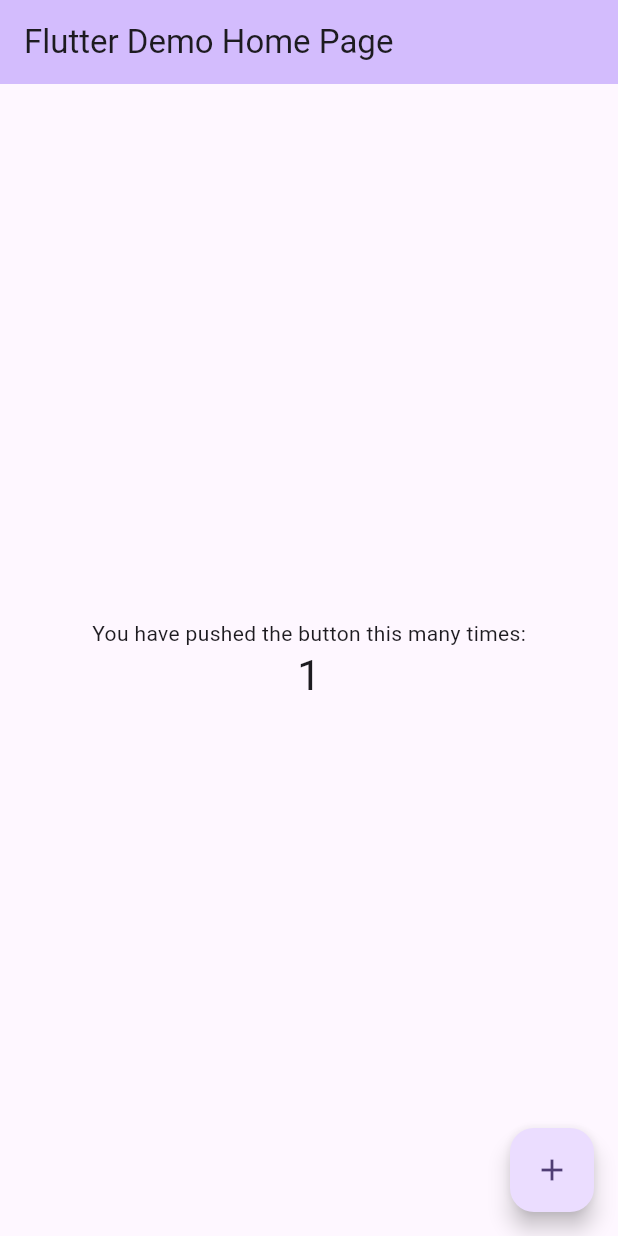
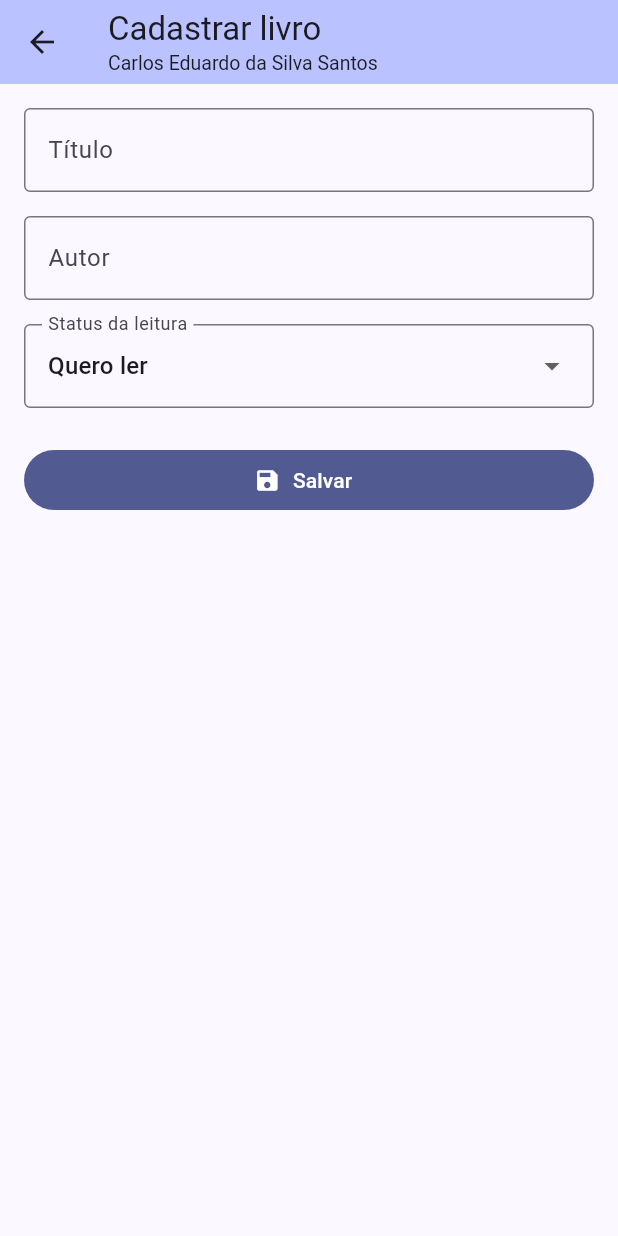
Before and after one commit to cardevv/App-Leituras, a Flutter app: the screen it shows after launch, after a tap on the "add" icon, on a phone screen of 412 x 824 dp. Run offline on Flutter 3.47's test engine with Material 3 defaults, Android fonts, the phone set to English and light mode, and no system bars.

Commit message:
Adiciona tela inicial com ListView e tela de cadastro com navegação
Lista de livros com StatefulWidget/setState, cadastro com TextField e DropdownButton de status, remoção de livros e SnackBars de confirmação.

```diff
--- a/lib/main.dart
+++ b/lib/main.dart
@@ -1,122 +1,26 @@
-import 'package:material_ui/material_ui.dart';
+// TP7 - App de Organização de Leituras
+// Integrante: Carlos Eduardo da Silva Santos
+
+import 'package:flutter/material.dart';
+
+import 'screens/home_screen.dart';
 
 void main() {
-  runApp(const MyApp());
+  runApp(const AppLeituras());
 }
 
-class MyApp extends StatelessWidget {
-  const MyApp({super.key});
+class AppLeituras extends StatelessWidget {
+  const AppLeituras({super.key});
 
-  // This widget is the root of your application.
   @override
   Widget build(BuildContext context) {
     return MaterialApp(
-      title: 'Flutter Demo',
+      title: 'Minhas Leituras',
+      debugShowCheckedModeBanner: false,
       theme: ThemeData(
-        // This is the theme of your application.
-        //
-        // TRY THIS: Try running your application with "flutter run". You'll see
-        // the application has a purple toolbar. Then, without quitting the app,
-        // try changing the seedColor in the colorScheme below to Colors.green
-        // and then invoke "hot reload" (save your changes or press the "hot
-        // reload" button in a Flutter-supported IDE, or press "r" if you used
-        // the command line to start the app).
-        //
-        // Notice that the counter didn't reset back to zero; the application
-        // state is not lost during the reload. To reset the state, use hot
-        // restart instead.
-        //
-        // This works for code too, not just values: Most code changes can be
-        // tested with just a hot reload.
-        colorScheme: .fromSeed(seedColor: Colors.deepPurple),
+        colorScheme: ColorScheme.fromSeed(seedColor: Colors.indigo),
       ),
-      home: const MyHomePage(title: 'Flutter Demo Home Page'),
+      home: const HomeScreen(),
     );
   }
 }
-
-class MyHomePage extends StatefulWidget {
-  const MyHomePage({super.key, required this.title});
-
-  // This widget is the home page of your application. It is stateful, meaning
-  // that it has a State object (defined below) that contains fields that affect
-  // how it looks.
-
-  // This class is the configuration for the state. It holds the values (in this
-  // case the title) provided by the parent (in this case the App widget) and
-  // used by the build method of the State. Fields in a Widget subclass are
-  // always marked "final".
-
-  final String title;
-
-  @override
-  State<MyHomePage> createState() => _MyHomePageState();
-}
-
-class _MyHomePageState extends State<MyHomePage> {
-  int _counter = 0;
-
-  void _incrementCounter() {
-    setState(() {
-      // This call to setState tells the Flutter framework that something has
-      // changed in this State, which causes it to rerun the build method below
-      // so that the display can reflect the updated values. If we changed
-      // _counter without calling setState(), then the build method would not be
-      // called again, and so nothing would appear to happen.
-      _counter++;
-    });
-  }
-
-  @override
-  Widget build(BuildContext context) {
-    // This method is rerun every time setState is called, for instance as done
-    // by the _incrementCounter method above.
-    //
-    // The Flutter framework has been optimized to make rerunning build methods
-    // fast, so that you can just rebuild anything that needs updating rather
-    // than having to individually change instances of widgets.
-    return Scaffold(
-      appBar: AppBar(
-        // TRY THIS: Try changing the color here to a specific color (to
-        // Colors.amber, perhaps?) and trigger a hot reload to see the AppBar
-        // change color while the other colors stay the same.
-        backgroundColor: Theme.of(context).colorScheme.inversePrimary,
-        // Here we take the value from the MyHomePage object that was created by
-        // the App.build method, and use it to set our appbar title.
-        title: Text(widget.title),
-      ),
-      body: Center(
-        // Center is a layout widget. It takes a single child and positions it
-        // in the middle of the parent.
-        child: Column(
-          // Column is also a layout widget. It takes a list of children and
-          // arranges them vertically. By default, it sizes itself to fit its
-          // children horizontally, and tries to be as tall as its parent.
-          //
-          // Column has various properties to control how it sizes itself and
-          // how it positions its children. Here we use mainAxisAlignment to
-          // center the children vertically; the main axis here is the vertical
-          // axis because Columns are vertical (the cross axis would be
-          // horizontal).
-          //
-          // TRY THIS: Invoke "debug painting" (choose the "Toggle Debug Paint"
-          // action in the IDE, or press "p" in the console), to see the
-          // wireframe for each widget.
-          mainAxisAlignment: .center,
-          children: [
-            const Text('You have pushed the button this many times:'),
-            Text(
-              '$_counter',
-              style: Theme.of(context).textTheme.headlineMedium,
-            ),
-          ],
-        ),
-      ),
-      floatingActionButton: FloatingActionButton(
-        onPressed: _incrementCounter,
-        tooltip: 'Increment',
-        child: const Icon(Icons.add),
-      ),
-    );
-  }
-}
--- /dev/null
+++ b/lib/models/livro.dart
@@ -0,0 +1,14 @@
+// TP7 - App de Organização de Leituras
+// Integrante: Carlos Eduardo da Silva Santos
+
+/// Status possíveis de leitura de um livro.
+const List<String> statusLeitura = ['Quero ler', 'Lendo', 'Concluído'];
+
+/// Representa um livro cadastrado na lista pessoal de leituras.
+class Livro {
+  final String titulo;
+  final String autor;
+  final String status;
+
+  Livro({required this.titulo, required this.autor, required this.status});
+}
--- /dev/null
+++ b/lib/screens/cadastro_screen.dart
@@ -0,0 +1,120 @@
+// TP7 - App de Organização de Leituras
+// Integrante: Carlos Eduardo da Silva Santos
+
+import 'package:flutter/material.dart';
+
+import '../models/livro.dart';
+
+/// Segunda tela: formulário para cadastrar um novo livro.
+/// Ao salvar, devolve o [Livro] criado para a tela inicial via Navigator.pop.
+class CadastroScreen extends StatefulWidget {
+  const CadastroScreen({super.key});
+
+  @override
+  State<CadastroScreen> createState() => _CadastroScreenState();
+}
+
+class _CadastroScreenState extends State<CadastroScreen> {
+  final _tituloController = TextEditingController();
+  final _autorController = TextEditingController();
+  String _statusSelecionado = statusLeitura.first;
+
+  @override
+  void dispose() {
+    _tituloController.dispose();
+    _autorController.dispose();
+    super.dispose();
+  }
+
+  void _salvar() {
+    final titulo = _tituloController.text.trim();
+    final autor = _autorController.text.trim();
+
+    if (titulo.isEmpty || autor.isEmpty) {
+      ScaffoldMessenger.of(context).showSnackBar(
+        const SnackBar(content: Text('Preencha o título e o autor.')),
+      );
+      return;
+    }
+
+    final livro = Livro(
+      titulo: titulo,
+      autor: autor,
+      status: _statusSelecionado,
+    );
+
+    // Volta para a tela inicial devolvendo o livro cadastrado.
+    Navigator.pop(context, livro);
+  }
+
+  @override
+  Widget build(BuildContext context) {
+    return Scaffold(
+      appBar: AppBar(
+        backgroundColor: Theme.of(context).colorScheme.inversePrimary,
+        title: const Column(
+          crossAxisAlignment: CrossAxisAlignment.start,
+          children: [
+            Text('Cadastrar livro'),
+            Text(
+              'Carlos Eduardo da Silva Santos',
+              style: TextStyle(fontSize: 13),
+            ),
+          ],
+        ),
+      ),
+      body: Padding(
+        padding: const EdgeInsets.all(16),
+        child: Column(
+          crossAxisAlignment: CrossAxisAlignment.stretch,
+          children: [
+            TextField(
+              controller: _tituloController,
+              decoration: const InputDecoration(
+                labelText: 'Título',
+                border: OutlineInputBorder(),
+              ),
+              textInputAction: TextInputAction.next,
+            ),
+            const SizedBox(height: 16),
+            TextField(
+              controller: _autorController,
+              decoration: const InputDecoration(
+                labelText: 'Autor',
+                border: OutlineInputBorder(),
+              ),
+            ),
+            const SizedBox(height: 16),
+            InputDecorator(
+              decoration: const InputDecoration(
+                labelText: 'Status da leitura',
+                border: OutlineInputBorder(),
+              ),
+              child: DropdownButtonHideUnderline(
+                child: DropdownButton<String>(
+                  value: _statusSelecionado,
+                  isExpanded: true,
+                  isDense: true,
+                  items: statusLeitura
+                      .map((s) => DropdownMenuItem(value: s, child: Text(s)))
+                      .toList(),
+                  onChanged: (valor) {
+                    if (valor != null) {
+                      setState(() => _statusSelecionado = valor);
+                    }
+                  },
+                ),
+              ),
+            ),
+            const SizedBox(height: 24),
+            FilledButton.icon(
+              onPressed: _salvar,
+              icon: const Icon(Icons.save),
+              label: const Text('Salvar'),
+            ),
+          ],
+        ),
+      ),
+    );
+  }
+}
--- /dev/null
+++ b/lib/screens/home_screen.dart
@@ -0,0 +1,102 @@
+// TP7 - App de Organização de Leituras
+// Integrante: Carlos Eduardo da Silva Santos
+
+import 'package:flutter/material.dart';
+
+import '../models/livro.dart';
+import 'cadastro_screen.dart';
+
+/// Tela inicial: exibe a lista de livros cadastrados.
+class HomeScreen extends StatefulWidget {
+  const HomeScreen({super.key});
+
+  @override
+  State<HomeScreen> createState() => _HomeScreenState();
+}
+
+class _HomeScreenState extends State<HomeScreen> {
+  final List<Livro> _livros = [];
+
+  Future<void> _abrirCadastro() async {
+    // Navega para a tela de cadastro e aguarda o livro retornado.
+    final novoLivro = await Navigator.push<Livro>(
+      context,
+      MaterialPageRoute(builder: (context) => const CadastroScreen()),
+    );
+
+    if (novoLivro == null || !mounted) return;
+
+    setState(() => _livros.add(novoLivro));
+
+    ScaffoldMessenger.of(context).showSnackBar(
+      SnackBar(content: Text('"${novoLivro.titulo}" adicionado à lista.')),
+    );
+  }
+
+  void _removerLivro(int index) {
+    final removido = _livros[index];
+    setState(() => _livros.removeAt(index));
+
+    ScaffoldMessenger.of(context).showSnackBar(
+      SnackBar(content: Text('"${removido.titulo}" removido da lista.')),
+    );
+  }
+
+  IconData _iconeStatus(String status) {
+    switch (status) {
+      case 'Lendo':
+        return Icons.menu_book;
+      case 'Concluído':
+        return Icons.check_circle;
+      default:
+        return Icons.bookmark_border;
+    }
+  }
+
+  @override
+  Widget build(BuildContext context) {
+    return Scaffold(
+      appBar: AppBar(
+        backgroundColor: Theme.of(context).colorScheme.inversePrimary,
+        title: const Column(
+          crossAxisAlignment: CrossAxisAlignment.start,
+          children: [
+            Text('Minhas Leituras'),
+            Text(
+              'Carlos Eduardo da Silva Santos',
+              style: TextStyle(fontSize: 13),
+            ),
+          ],
+        ),
+      ),
+      body: _livros.isEmpty
+          ? const Center(
+              child: Text(
+                'Nenhum livro cadastrado.\nToque em + para adicionar.',
+                textAlign: TextAlign.center,
+              ),
+            )
+          : ListView.builder(
+              itemCount: _livros.length,
+              itemBuilder: (context, index) {
+                final livro = _livros[index];
+                return ListTile(
+                  leading: Icon(_iconeStatus(livro.status)),
+                  title: Text(livro.titulo),
+                  subtitle: Text('${livro.autor} • ${livro.status}'),
+                  trailing: IconButton(
+                    icon: const Icon(Icons.delete_outline),
+                    tooltip: 'Remover',
+                    onPressed: () => _removerLivro(index),
+                  ),
+                );
+              },
+            ),
+      floatingActionButton: FloatingActionButton(
+        onPressed: _abrirCadastro,
+        tooltip: 'Adicionar livro',
+        child: const Icon(Icons.add),
+      ),
+    );
+  }
+}
```
Also changed, not shown: 1 other file.
